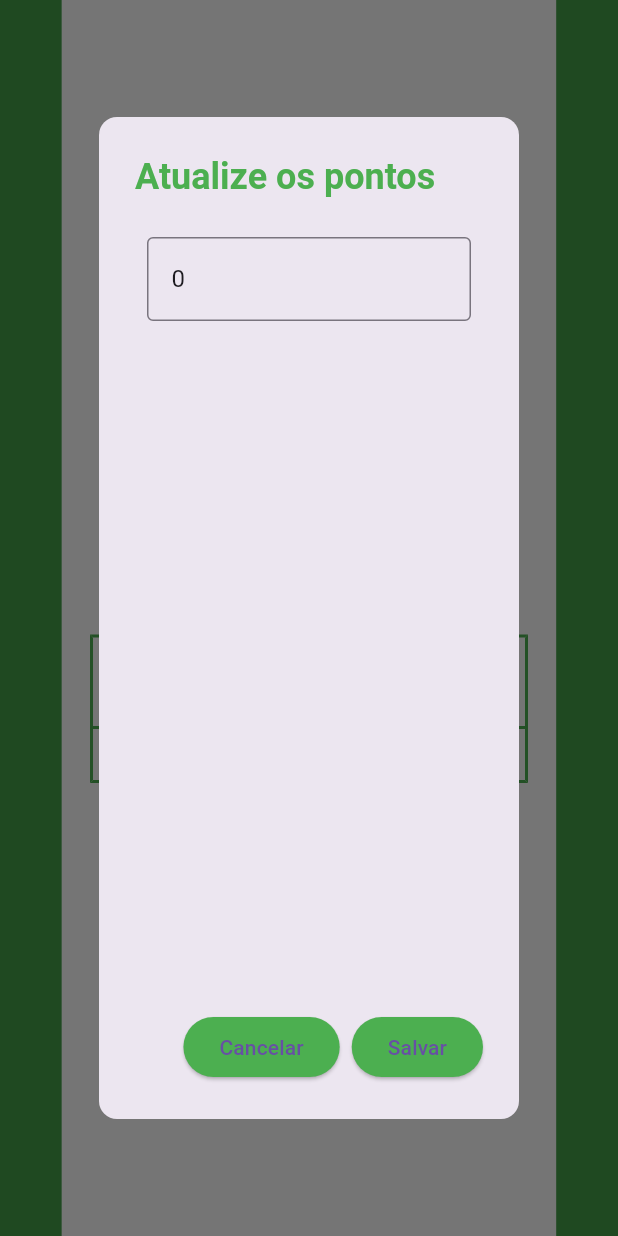
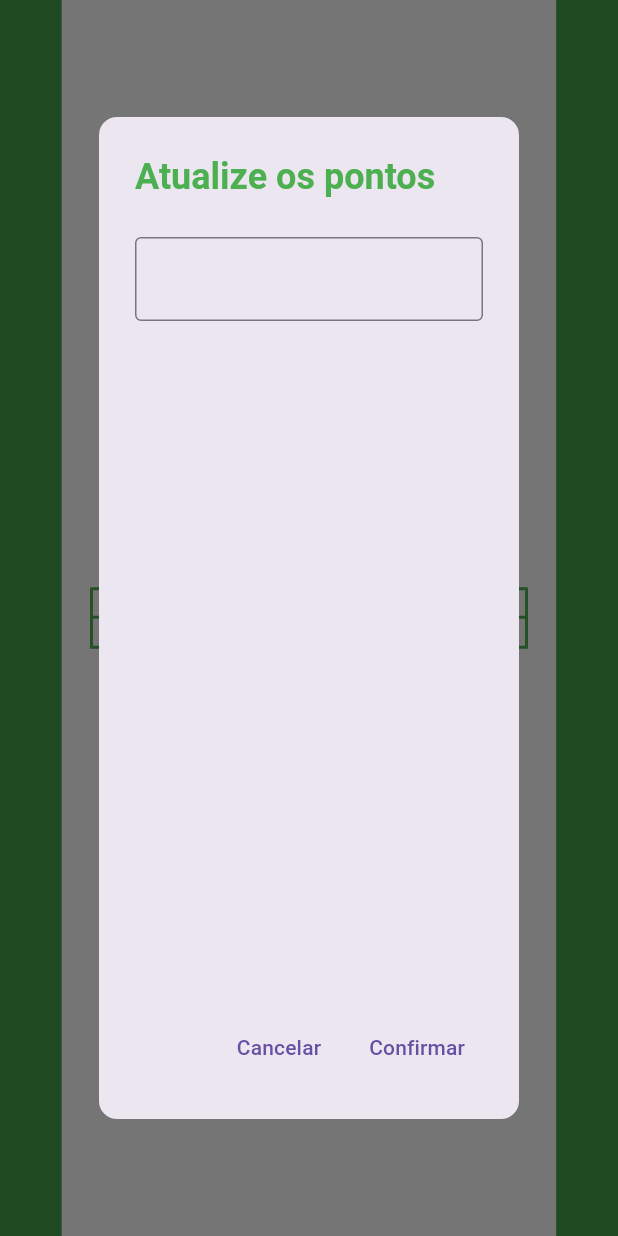
Before and after one commit to albertokff/aplicativo-atelie-costuras, a Flutter app: the screen it shows after launch, after a tap on "INICIAR", after a tap on "JOGAR", after a tap on "Próxima Rodada", on a phone screen of 412 x 824 dp. Run offline on Flutter 3.47's test engine with Material 3 defaults, Android fonts, the phone set to English and light mode, and no system bars.

Commit message:
✨feat: Corrigida ordenação e pontuação

```diff
--- a/aplicativo_mancada/lib/pages/game_page.dart
+++ b/aplicativo_mancada/lib/pages/game_page.dart
@@ -11,8 +11,8 @@ class GamePage extends StatefulWidget {
 }
 
 class _GamePageState extends State<GamePage> {
-  late Map<String, TextEditingController> pontuacao;
   late List<String> nomes;
+  Map<String, dynamic> pontuacao = {};
 
   @override
   void initState() {
@@ -21,16 +21,114 @@ class _GamePageState extends State<GamePage> {
     nomes = widget.nomeJogadores.split(',');
     pontuacao = {
       for (var nome in nomes)
-        nome.trim(): TextEditingController(text: '0')
+        nome.trim(): {
+          'pontuacao': 0,
+          'posicao': 0
+        }
     };
   }
 
   @override
+
   void dispose() {
-    for (var controller in pontuacao.values) {
-      controller.dispose();
+    super.dispose();
   }
-    super.dispose();
+
+  List<TableRow> _buildTableRows() {
+    var jogadoresOrdenados = pontuacao.entries.toList()
+      ..sort((a, b) => a.value['posicao'].compareTo(b.value['posicao']));
+
+    return jogadoresOrdenados.map((jogador) {
+      return TableRow(children: [
+        TableCell(
+            child: Center(
+                child: Text(
+                    pontuacao[jogador.key]['posicao'].toString()))),
+        TableCell(child: Center(child: Text(jogador.key))),
+        TableCell(
+            child: Center(
+                child: Text(
+                    pontuacao[jogador.key]['pontuacao'].toString()))),
+      ]);
+    }).toList();
+  }
+
+  void _mostrarModal() {
+    Map<String, TextEditingController> controladores = {};
+
+    pontuacao.forEach((jogador, pontos) {
+      controladores[jogador] = TextEditingController(text: '');
+    });
+
+    showDialog(
+      context: context,
+      builder: (BuildContext context) {
+        // Modal com os TextFields
+        return AlertDialog(
+          shape: RoundedRectangleBorder(
+            borderRadius: BorderRadius.circular(12),
+          ),
+          title: const Text(
+            'Atualize os pontos',
+            style: TextStyle(
+                color: Colors.green, fontWeight: FontWeight.bold),
+          ),
+          content: SizedBox(
+            height: 500, // Altura da modal
+            child: Column(
+              mainAxisSize: MainAxisSize.min,
+              children: pontuacao.keys.map((jogador) {
+                return Padding( // Adicione Padding para espaçamento
+                  padding: const EdgeInsets.symmetric(vertical: 8.0),
+                  child: TextField(
+                    controller: controladores[jogador],
+                    decoration: InputDecoration(
+                      labelText: jogador,
+                      border: OutlineInputBorder(), // Adicione borda ao TextField
+                    ),
+                    keyboardType: TextInputType.number,
+                  ),
+                );
+              }).toList(),
+            ),
+          ),
+          actions: <Widget>[
+            TextButton(
+              onPressed: () {
+                Navigator.of(context).pop();
+              },
+              child: Text('Cancelar'),
+            ),
+            TextButton(
+              onPressed: () {
+                // Atualiza a pontuação de cada jogador
+                pontuacao.forEach((nome, dados) {
+                  int pontosRodada = int.tryParse(controladores[nome]!.text) ?? 0;
+
+                  pontuacao.update(nome, (dados) {
+                    return {
+                      'pontuacao': dados['pontuacao'] + pontosRodada,
+                      'posicao': dados['posicao']
+                    };
+                  });
+                });
+
+                setState(() {
+                  var jogadoresOrdenados = pontuacao.entries.toList()
+                    ..sort((a, b) => b.value['pontuacao'].compareTo(a.value['pontuacao']));
+
+                  for (int i = 0; i < jogadoresOrdenados.length; i++) {
+                    pontuacao[jogadoresOrdenados[i].key]['posicao'] = i + 1;
+                  }
+                }); // Atualiza a tabela
+                Navigator.of(context).pop();
+              },
+              child: const Text('Confirmar'),
+            ),
+          ],
+        );
+      },
+    );
   }
 
   @override
@@ -116,79 +214,59 @@ class _GamePageState extends State<GamePage> {
             Align(
               alignment: const Alignment(0, 0.2),
               child: Padding(
-                padding: const EdgeInsets.all(60.0),
-                child: Table(
+                padding: const EdgeInsets.only(left: 60, right: 60),
+                child: Column(
+                mainAxisAlignment: MainAxisAlignment.center,
+                children: <Widget>[
+                  Table(
                     border: TableBorder.all(
                       color: Colors.green,
-                    width: 2,
+                      width: 2.0,
+                      style: BorderStyle.solid
                     ),
-                  columnWidths: const {
-                    0: FlexColumnWidth(1),
-                    1: FlexColumnWidth(2),
-                    2: FlexColumnWidth(1),
-                  },
                     children: [
-                    const TableRow(
-                      children: [
-                        Padding(
-                          padding: EdgeInsets.all(8.0),
-                          child: Text(
-                            'Posição',
-                            style: TextStyle(
-                                fontWeight: FontWeight.bold,
-                                fontSize: 16,
-                                color: Colors.green),
-                            textAlign: TextAlign.center,
+                      const TableRow(children: [
+                        TableCell(
+                          child:
+                            Center(
+                              child:
+                                Text(
+                                  'Ranking',
+                                  style:
+                                    TextStyle(
+                                      color: Colors.green
+                                    )
+                                )
+                            )
                         ),
+                        TableCell(
+                          child:
+                            Center(
+                              child:
+                                Text(
+                                  'Jogador',
+                                  style:
+                                    TextStyle(
+                                      color: Colors.green
+                                    )
+                                )
+                            )
                         ),
-                        Padding(
-                          padding: EdgeInsets.all(8.0),
-                          child: Text(
-                            'Jogadores',
-                            style: TextStyle(
-                                fontWeight: FontWeight.bold,
-                                fontSize: 16,
-                                color: Colors.green),
-                            textAlign: TextAlign.center,
+                        TableCell(
+                          child:
+                            Center(
+                              child:
+                                Text(
+                                  'Pontuação',
+                                  style:
+                                    TextStyle(
+                                      color: Colors.green
+                                    )
+                                )
+                            )
                         ),
-                        ),
-                        Padding(
-                          padding: EdgeInsets.all(8.0),
-                          child: Text(
-                            'Pontos',
-                            style: TextStyle(
-                                fontWeight: FontWeight.bold,
-                                fontSize: 16,
-                                color: Colors.green),
-                            textAlign: TextAlign.center,
-                          ),
-                        ),
-                      ],
-                    ),
-                    for (var nome in nomes)
-                      TableRow(
-                        children: [
-                          const Padding(
-                            padding: EdgeInsets.all(8.0),
-                            child: Text(
-                              '0',
-                              textAlign: TextAlign.center,
-                            ),
-                          ),
-                          Padding(
-                            padding: const EdgeInsets.all(8.0),
-                            child: Text(
-                              nome.trim(),
-                              textAlign: TextAlign.center,
-                            ),
-                          ),
-                          Padding(
-                            padding: const EdgeInsets.all(8.0),
-                            child: Text(
-                              pontuacao[nome.trim()]?.text ?? '0',
-                              textAlign: TextAlign.center,
-                            ),
-                          ),
+                      ]),
+                      ..._buildTableRows()
                     ],
                   ),
                 ],
@@ -199,76 +277,7 @@ class _GamePageState extends State<GamePage> {
               alignment: const Alignment(0, 0.7),
               child: ElevatedButton(
                 onPressed: () {
-                  showDialog(
-                    context: context,
-                    builder: (BuildContext context) {
-                      // Modal com os TextFields
-                      return AlertDialog(
-                        shape: RoundedRectangleBorder(
-                          borderRadius: BorderRadius.circular(12),
-                        ),
-                        title: const Text(
-                          'Atualize os pontos',
-                          style: TextStyle(
-                              color: Colors.green, fontWeight: FontWeight.bold),
-                        ),
-                        content: SizedBox(
-                          height: 500, // Altura da modal
-                          child: Column(
-                            mainAxisSize: MainAxisSize.min,
-                            children: [
-                              for (var nome in nomes)
-                                Padding(
-                                  padding: const EdgeInsets.all(8.0),
-                                  child: TextField(
-                                    controller: pontuacao[nome.trim()],
-                                    keyboardType: TextInputType.number,
-                                    decoration: InputDecoration(
-                                      labelText: nome.trim(),
-                                      border: const OutlineInputBorder(),
-                                    ),
-                                    onChanged: (String valor) {
-                                      debugPrint('nome considerado: $nome.trim()');
-                                      final int novoValor = int.tryParse(valor) ?? 0;
-                                      pontuacao[nome.trim()]?.text = (int.tryParse(pontuacao[nome.trim()]!.text) !+ novoValor).toString();
-                                    },
-
-                                  ),
-                                ),
-                            ],
-                          ),
-                        ),
-                        actions: [
-                          ElevatedButton(
-                            style: ElevatedButton.styleFrom(
-                              backgroundColor: Colors.green,
-                            ),
-                            onPressed: () {
-                              setState(() {
-                                for (var nome in nomes) {
-                                  pontuacao[nome.trim()]?.text = '0';
-                                }
-                              });
-                              Navigator.of(context).pop(); // Fecha a modal
-                            },
-                            child: const Text('Cancelar'),
-                          ),
-                          ElevatedButton(
-                            style: ElevatedButton.styleFrom(
-                              backgroundColor: Colors.green,
-                            ),
-                            onPressed: () {
-                              // debugPrint(pontuacao.toString());
-                              setState(() {});
-
-                              // Navigator.of(context).pop(); // Fecha a modal
-                            },
-                            child: const Text('Salvar'),
-                          ),
-                        ],
-                      );
-                    },
-                  );
+                  _mostrarModal();
                 },
                 style: ElevatedButton.styleFrom(
                   shape: RoundedRectangleBorder(
```
Also changed, not shown: 1 other file. Lines whose indentation alone changed are shown as unchanged.
